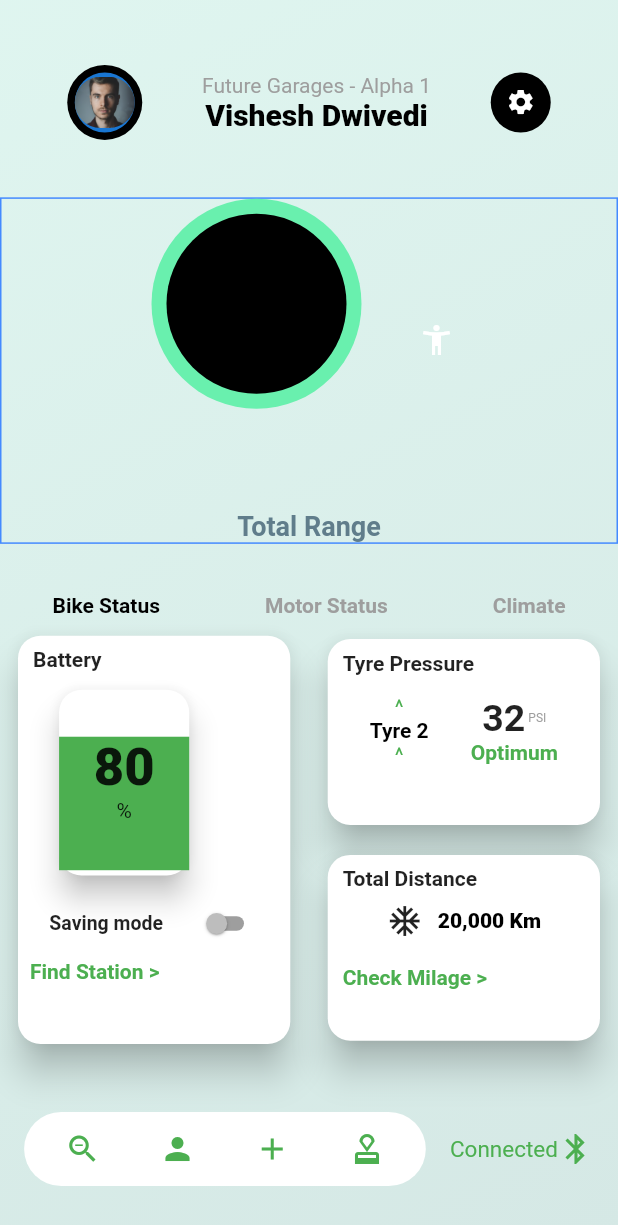
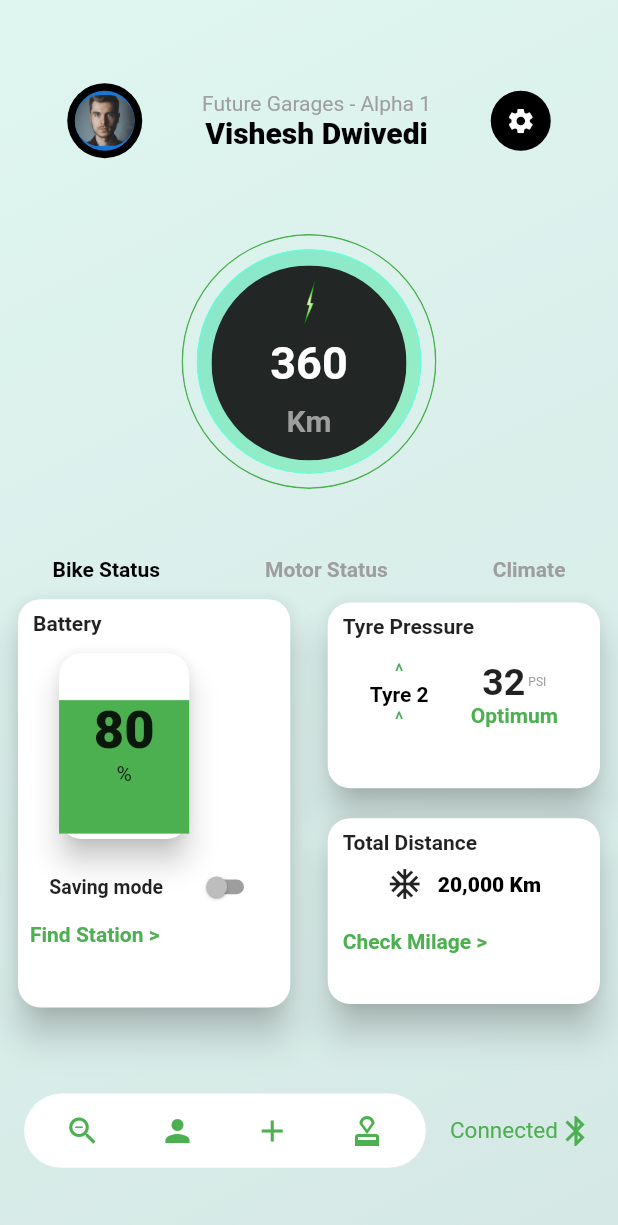
Before and after one commit to vinayking01/future_garage_app, a Flutter app: the screen it shows after launch, on a phone screen of 412 x 824 dp. Shown: the top 1225 px of the screen. Run offline on Flutter 3.47's test engine with Material 2 defaults, Android fonts, the light colour scheme and no system bars.

Commit message:
work completed on upper bar , middle part

```diff
--- a/lib/UpperBody.dart
+++ b/lib/UpperBody.dart
@@ -11,68 +11,106 @@ class _UpperBodyState extends State<UpperBody> {
   @override
   Widget build(BuildContext context) {
     return Container(
-      decoration: BoxDecoration(
-          border: Border.all(color: Colors.blueAccent)
+        // decoration: BoxDecoration(border: Border.all(color: Colors.red)),
+        child: Center(
+          child: Stack(
+            children: <Widget>[
+              Center(
+                child: ClipOval(
+                  child: Container(
+                    // alignment: Alignment.center,
+                    // padding: EdgeInsets.only(top: 20,left: 10,right: 10,bottom: 10),
+                    decoration:
+                        BoxDecoration(
+                            // border: Border.all(color: Colors.red),
+            border: Border.all(
+                color: Colors.green,
+                width: 1.0,
+                style: BorderStyle.solid
             ),
-        child: Column(
-      children: <Widget>[
-        Container(
-          margin: EdgeInsets.only(top: 70, left: 170, bottom: 50),
-          child: Center(
-            child: CustomPaint(
-              child: Center(
-                child: IconButton(
-                    onPressed: null,
-                    icon: Icon(
-                      Icons.accessibility_new_sharp,
-                      color: Colors.white,
-                    )
-                ,),
-                // Text(
-                //   "360",
-                //   style: TextStyle(
-                //       color: Colors.white,
-                //       fontWeight: FontWeight.w900,
-                //       fontSize: 30),
-                // ),
-              ),
-              painter: DrawCircle(),
+            shape: BoxShape.circle),
+                    // color: Colors.grey,
+                    height: 170.0, // height of the button
+                    width: 170.0, // width of the button
                   ),
                 ),
-          // child: Text("hello World"),
               ),
-        SizedBox(
-          height: 40,
+              Container(
+                padding: EdgeInsets.only(top: 10),
+                alignment: Alignment.center,
+                child: ClipOval(
+                  child: Container(
+                    decoration: BoxDecoration(
+                      gradient: LinearGradient(
+                        begin: Alignment.topLeft,
+                        end: Alignment.bottomRight,
+                        colors: [
+                          Color(0xC66FE2C1),
+                          Color(0xC684EFB8),
+                          // Color(0xffbce3d9),
+                        ],
                       ),
-        Text(
-          "Total Range",
-          style: TextStyle(
-            color: Colors.blueGrey,
-            fontSize: 18,
-            fontWeight: FontWeight.bold,
+                      border: Border.all(
+                          color: Colors.tealAccent,
+                          width: 1.0,
+                          style: BorderStyle.solid,
+                      ),
+                        shape: BoxShape.circle
+                    ),
+                    height: 150.0, // height of the button
+                    width: 150.0, // width of the button
+                  ),
+                ),
+              ),
+              Container(
+                padding: EdgeInsets.only(top: 21),
+                alignment: Alignment.center,
+                child: ClipOval(
+                  child: Container(
+                    decoration: BoxDecoration(
+                      gradient: LinearGradient(
+                        begin: Alignment.topLeft,
+                        end: Alignment.bottomRight,
+                        colors: [
+                          Color(0xF51E1E1F),
+                          Color(0xF51E1E1F),
+                          // Color(0xffbce3d9),
+                        ],
+                      ),
+                    ),
+                    height: 130.0, // height of the button
+                    width: 130.0, // width of the button
+                    child: Container(child:
+                    Center(
+                    child:
+                    Stack(
+                      children: [
+                        // Center(child:Text("360",style: TextStyle(color: Colors.white,fontSize: 30,fontWeight: FontWeight.w700)),
+                        //                         // Center(child:Text("360",style: TextStyle(color: Colors.white,fontSize: 30,fontWeight: FontWeight.w700)),
+                        // )
+                        Container(
+                          alignment: Alignment.topCenter,
+                          padding: EdgeInsets.only(top: 10),
+                          child: Image.asset("images/light.png",height: 30,width: 50,),
+                        ),
+                        Center(
+                          child: Text("360",style: TextStyle(color: Colors.white,fontSize: 30,fontWeight: FontWeight.w700)),
+                        ),
+                        //Container
+                        Container(
+                          alignment: Alignment.bottomCenter,
+                          padding: EdgeInsets.only(bottom: 15),
+                            child: Text("Km",style: TextStyle(color: Colors.grey,fontSize: 20,fontWeight: FontWeight.w700)),
+                        ),
+                      ],
+                    ),
+                    ),
+                    ),
+                  ),
                 ),
               ),
             ],
-    ),);
+          ),
+        ));
   }
 }
-
-class DrawCircle extends CustomPainter {
-  var paint0 = Paint()..color = Colors.greenAccent;
-  var paint1 = Paint()..color = Colors.greenAccent;
-  var paint2 = Paint()..color = Colors.black;
-  // ..strokeWidth = 16
-  // ..style = PaintingStyle.stroke;
-
-  @override
-  void paint(Canvas canvas, Size size) {
-    canvas.drawCircle(Offset(0.0, 0.0), 70, paint1);
-    canvas.drawCircle(Offset(0.0, 0.0), 60, paint2);
-    // canvas.drawCircle(Offset(0.0, 0.0), 70, paint2);
-  }
-
-  @override
-  bool shouldRepaint(covariant CustomPainter oldDelegate) {
-    return false;
-  }
-}
--- a/pubspec.yaml
+++ b/pubspec.yaml
@@ -48,6 +48,7 @@ flutter:
   # To add assets to your application, add an assets section, like this:
   assets:
     - images/face.jpg
+    - images/light.png
 
   # An image asset can refer to one or more resolution-specific "variants", see
   # https://flutter.dev/assets-and-images/#resolution-aware.
```
Also changed, not shown: images/light.png (added). Lines whose indentation alone changed are shown as unchanged.
